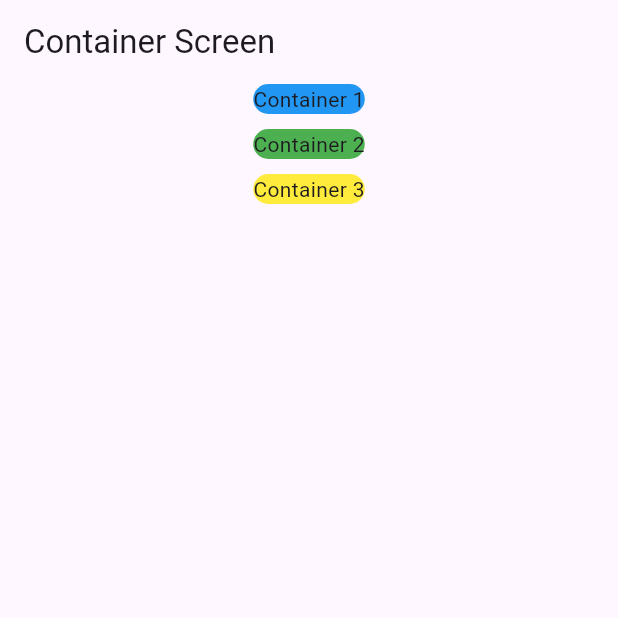
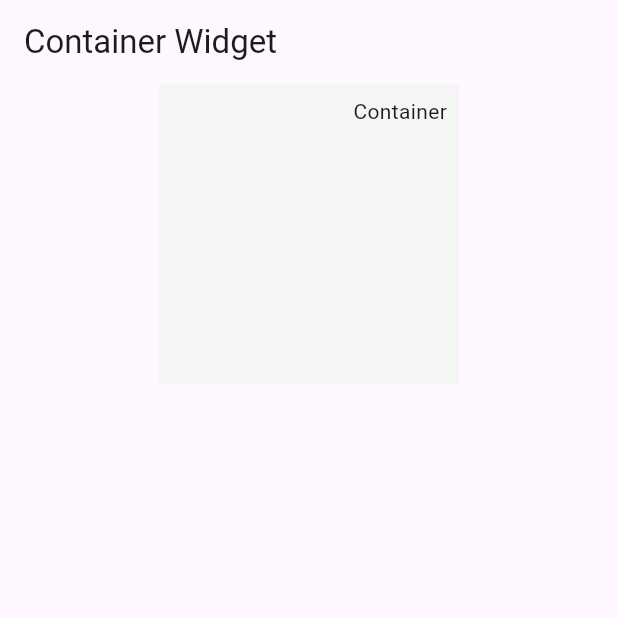
Before and after one commit to DevWithEasy/flutter-world, a Flutter app: the Containerscreen screen opened directly, on a phone screen of 412 x 824 dp, the top half of it. Run offline on Flutter 3.47's test engine with Material 3 defaults, Android fonts, the phone set to English and light mode, and no system bars.

Commit message:
container add

```diff
--- a/lib/app/screen/ContainerScreen.dart
+++ b/lib/app/screen/ContainerScreen.dart
@@ -6,38 +6,31 @@ class Containerscreen extends StatelessWidget {
   @override
   Widget build(BuildContext context) {
     return Scaffold(
-      appBar: AppBar(
-        title: Text('Container Screen'),
-      ),
-      body: Center(
-        child: Column(
+        appBar: AppBar(
+          title: Text('Container Widget'),
+        ),
+        body: ListView(
           children: [
-            Container(
-              decoration: BoxDecoration(
-                color: Colors.blue,
-                borderRadius: BorderRadius.all(Radius.circular(10)),
+            Center(
+              child: Container(
+                alignment: Alignment.topRight,
+                height: 200,
+                width: 200,
+                margin: EdgeInsets.symmetric(),
+                // constraints: BoxConstraints(
+                //   maxWidth: 200,
+                //   maxHeight: 200,
+                //   minHeight: 200,
+                //   minWidth: 200,
+                // ),
+                color: Colors.grey.shade100,
+                child: Padding(
+                  padding: const EdgeInsets.all(8.0),
+                  child: Text('Container'),
+                ),
               ),
-              child: Text('Container 1'),
-            ),
-            SizedBox(height: 10),
-            Container(
-              decoration: BoxDecoration(
-                color: Colors.green,
-                borderRadius: BorderRadius.all(Radius.circular(10)),
-              ),
-              child: Text('Container 2'),
-            ),
-            SizedBox(height: 10),
-            Container(
-              decoration: BoxDecoration(
-                color: Colors.yellow,
-                borderRadius: BorderRadius.all(Radius.circular(10)),
-              ),
-              child: Text('Container 3'),
-            ),
-          ],
-        ),
-      ),
-    );
+            )
+          ]
+      ));
   }
 }
--- a/lib/app/screen/TextScreen.dart
+++ b/lib/app/screen/TextScreen.dart
@@ -10,7 +10,9 @@ class TextScreen extends StatelessWidget {
         title: Text('Text Widget'),
       ),
       body: ListView(children: [
-        Text(
+        Padding(
+          padding: const EdgeInsets.all(8.0),
+          child: Text(
               'This is a simple text screen.Try to use the following command to create a new widget and add it to your',
               // textAlign: TextAlign.center,
               // textDirection: TextDirection.rtl,
@@ -39,6 +41,7 @@ class TextScreen extends StatelessWidget {
                 //   )
                 // ]
               )),
+        ),
         SizedBox(height: 10),
         Container(
           padding: EdgeInsets.only(top: 10),
```
Lines whose indentation alone changed are shown as unchanged.
